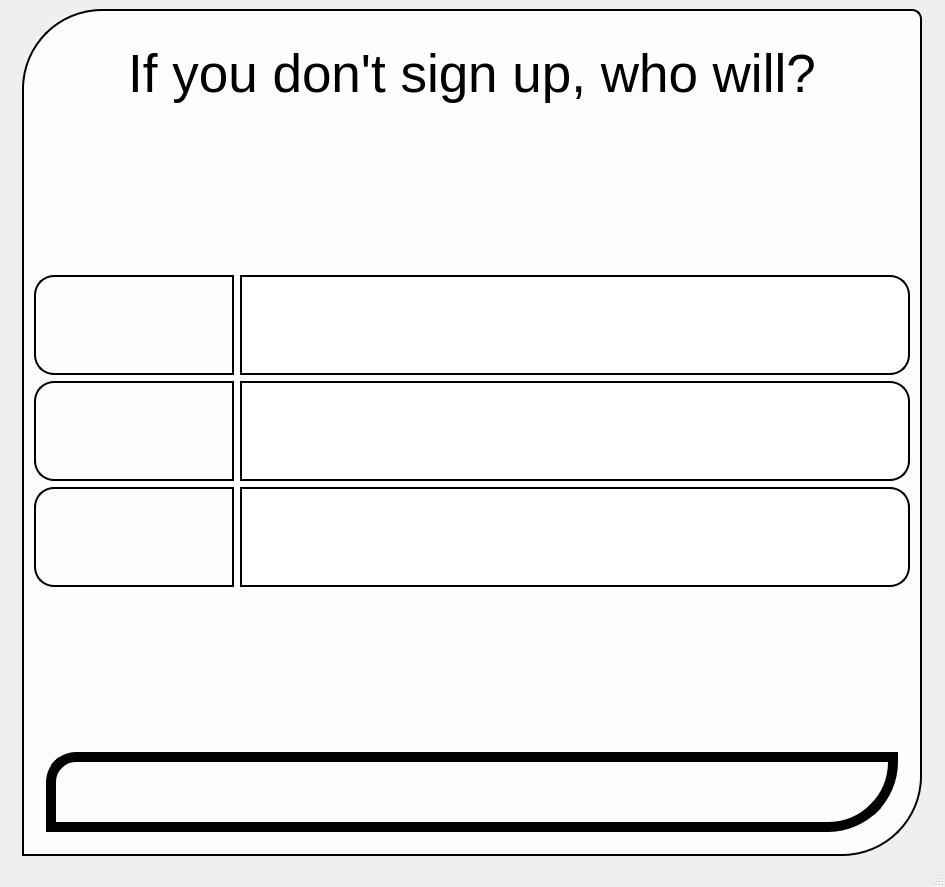
Before: the Qt Designer form ui/signup_page/signup_page.ui in incremen/CyberMusicStreaming, drawn with Qt 5.
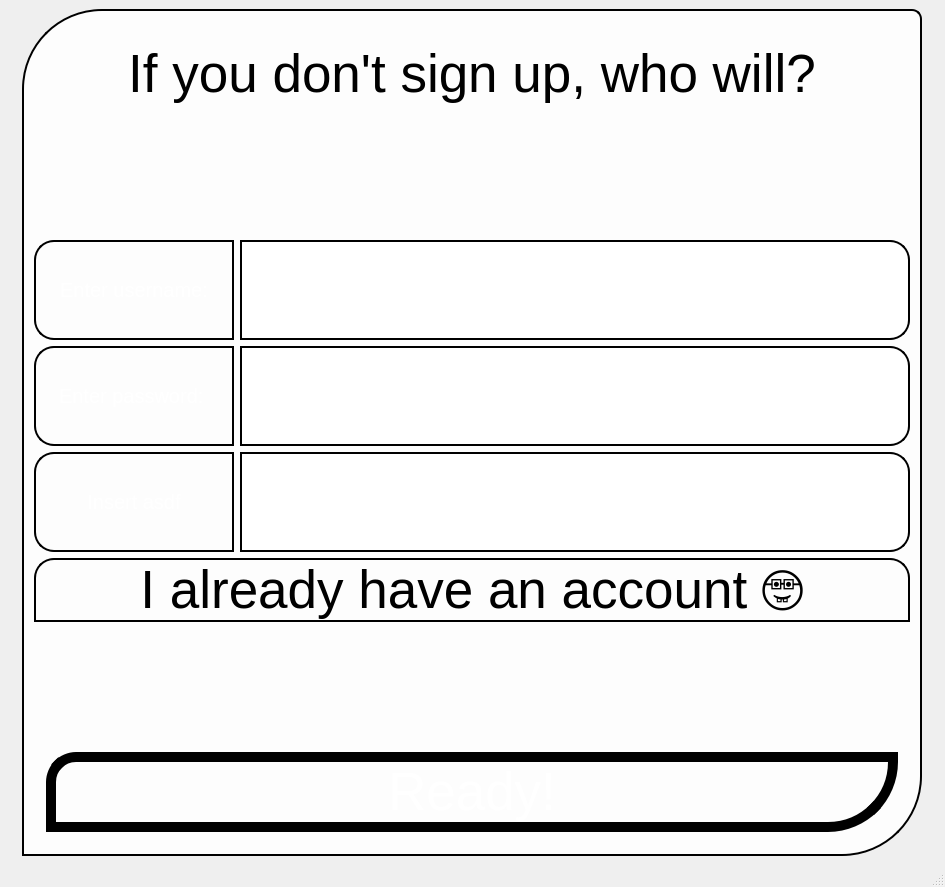
After: the same form once the commit is applied.

Commit message: already have acct btn works also i renamed a file

```diff
--- a/ui/signup_page/signup_page.ui
+++ b/ui/signup_page/signup_page.ui
@@ -350,6 +350,23 @@
            </item>
           </layout>
          </item>
+         <item>
+          <widget class="QPushButton" name="already_have_account_btn">
+           <property name="font">
+            <font>
+             <pointsize>40</pointsize>
+            </font>
+           </property>
+           <property name="styleSheet">
+            <string notr="true">border: 2px solid black;
+border-top-left-radius: 20px;
+border-top-right-radius: 20px;</string>
+           </property>
+           <property name="text">
+            <string>I already have an account 🤓</string>
+           </property>
+          </widget>
+         </item>
          <item>
           <spacer name="verticalSpacer_2">
            <property name="orientation">
```
The commit also changes 5 other files.
